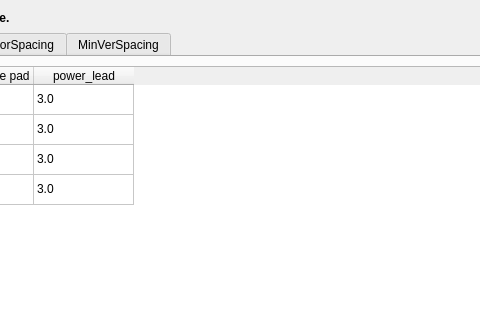
This is NEW_UI/ui/editConstraints.ui in e3da/PowerSynth2-core as Qt 5 draws it before an edit; both pictures show x 392 to 872 and y 0 to 320 of the 965 by 412 pixel window. The edited form follows.
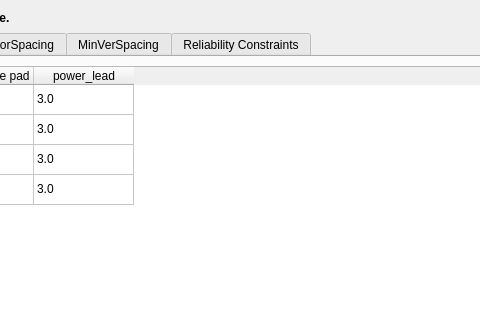
This is the edited form.

Patch:
```diff
--- a/NEW_UI/ui/editConstraints.ui
+++ b/NEW_UI/ui/editConstraints.ui
@@ -681,6 +681,11 @@
        </item>
       </layout>
      </widget>
+     <widget class="QWidget" name="tab">
+      <attribute name="title">
+       <string>Reliability Constraints</string>
+      </attribute>
+     </widget>
     </widget>
    </item>
    <item>
```
